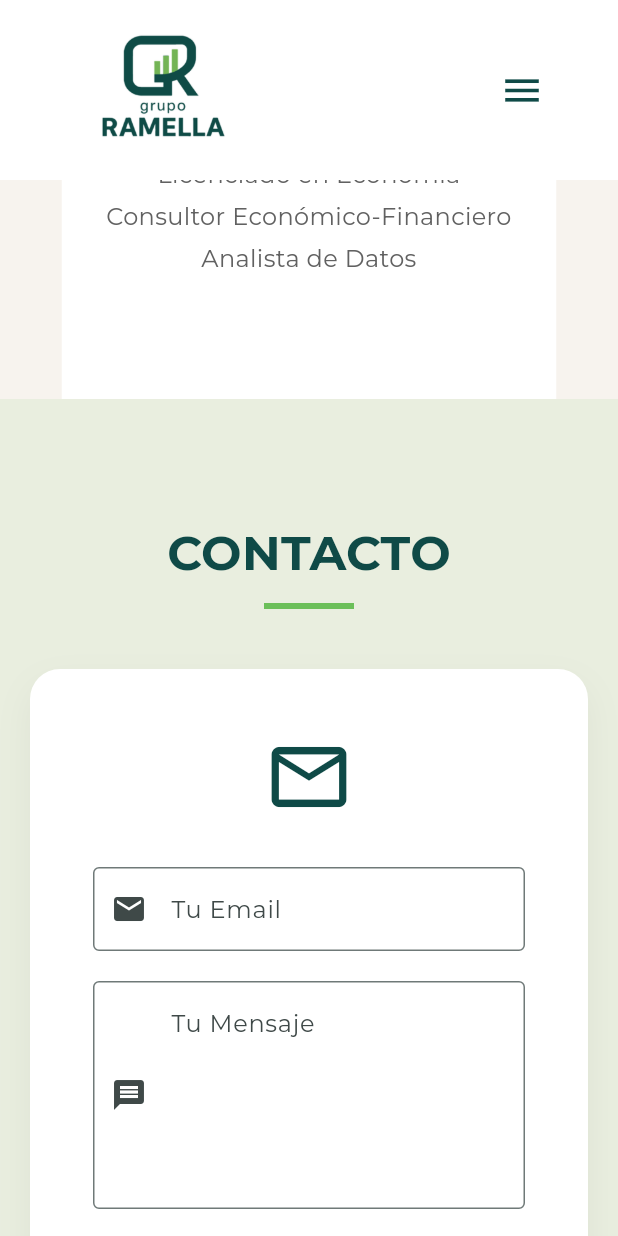
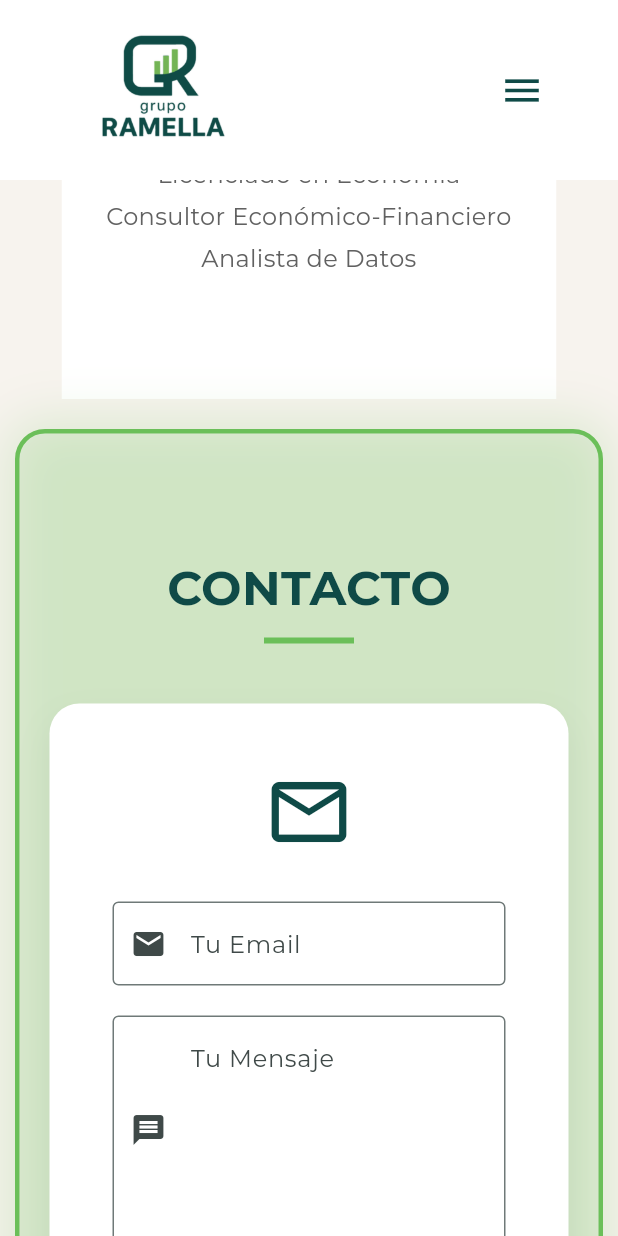
Before and after one commit to NachoRam123/grupo-ramella-landing, a Flutter app: the screen it shows after launch, scrolled down 3456 dp, on a phone screen of 412 x 824 dp. Run offline on Flutter 3.47's test engine with Material 3 defaults, Android fonts, the phone set to English and light mode, and no system bars; drawn by our look-alikes of flutter_animate; our stand-ins replace google_fonts, visibility_detector.

Commit message:
Add files via upload

```diff
--- a/lib/landing_page.dart
+++ b/lib/landing_page.dart
@@ -5,6 +5,7 @@ import 'package:grupo_ramella_landing/sections/services_section.dart';
 import 'package:grupo_ramella_landing/sections/about_section.dart';
 import 'package:grupo_ramella_landing/sections/contact_section.dart';
 import 'package:grupo_ramella_landing/widgets/nav_bar.dart';
+import 'package:visibility_detector/visibility_detector.dart';
 
 class LandingPage extends StatefulWidget {
   const LandingPage({super.key});
@@ -20,12 +21,23 @@ class _LandingPageState extends State<LandingPage> {
   final GlobalKey _aboutKey = GlobalKey();
   final GlobalKey _contactKey = GlobalKey();
 
+  // Track active section
+  String _activeSection = 'vision';
+
   void _scrollToSection(GlobalKey key) {
     Scrollable.ensureVisible(
       key.currentContext!,
       duration: const Duration(milliseconds: 500),
       curve: Curves.easeInOut,
     );
+  }
+
+  void _onSectionVisibilityChanged(String sectionId, double visibleFraction) {
+    if (visibleFraction > 0.5) {
+      if (_activeSection != sectionId) {
+        setState(() => _activeSection = sectionId);
+      }
+    }
   }
 
   @override
@@ -45,10 +57,30 @@ class _LandingPageState extends State<LandingPage> {
               controller: _scrollController,
               child: Column(
                 children: [
-                  VisionSection(key: _visionKey),
-                  ServicesSection(key: _servicesKey),
-                  AboutSection(key: _aboutKey),
-                  ContactSection(key: _contactKey),
+                  _SectionHighlighter(
+                    id: 'vision',
+                    isActive: _activeSection == 'vision',
+                    onVisibilityChanged: _onSectionVisibilityChanged,
+                    child: VisionSection(key: _visionKey),
+                  ),
+                  _SectionHighlighter(
+                    id: 'services',
+                    isActive: _activeSection == 'services',
+                    onVisibilityChanged: _onSectionVisibilityChanged,
+                    child: ServicesSection(key: _servicesKey),
+                  ),
+                  _SectionHighlighter(
+                    id: 'about',
+                    isActive: _activeSection == 'about',
+                    onVisibilityChanged: _onSectionVisibilityChanged,
+                    child: AboutSection(key: _aboutKey),
+                  ),
+                  _SectionHighlighter(
+                    id: 'contact',
+                    isActive: _activeSection == 'contact',
+                    onVisibilityChanged: _onSectionVisibilityChanged,
+                    child: ContactSection(key: _contactKey),
+                  ),
                   const SizedBox(height: 50), // Footer padding
                   Container(
                     width: double.infinity,
@@ -70,3 +102,44 @@ class _LandingPageState extends State<LandingPage> {
     );
   }
 }
+
+class _SectionHighlighter extends StatelessWidget {
+  final String id;
+  final bool isActive;
+  final Widget child;
+  final Function(String, double) onVisibilityChanged;
+
+  const _SectionHighlighter({
+    required this.id,
+    required this.isActive,
+    required this.child,
+    required this.onVisibilityChanged,
+  });
+
+  @override
+  Widget build(BuildContext context) {
+    return VisibilityDetector(
+      key: Key(id),
+      onVisibilityChanged: (info) => onVisibilityChanged(id, info.visibleFraction),
+      child: AnimatedContainer(
+        duration: const Duration(milliseconds: 400),
+        curve: Curves.easeInOut,
+        margin: isActive
+            ? const EdgeInsets.symmetric(vertical: 20, horizontal: 10)
+            : const EdgeInsets.all(0),
+        decoration: BoxDecoration(
+          boxShadow: isActive
+              ? [BoxShadow(color: AppColors.secondaryGreen.withOpacity(0.2), blurRadius: 30, spreadRadius: 5)]
+              : [],
+          border: isActive
+              ? Border.all(color: AppColors.secondaryGreen, width: 3)
+              : Border.all(color: Colors.transparent, width: 0),
+          borderRadius: BorderRadius.circular(isActive ? 20 : 0),
+        ),
+        // Clip content to border radius when active
+        clipBehavior: isActive ? Clip.antiAlias : Clip.none,
+        child: child,
+      ),
+    );
+  }
+}
--- a/pubspec.yaml
+++ b/pubspec.yaml
@@ -13,6 +13,7 @@ dependencies:
   url_launcher: ^6.2.1
   font_awesome_flutter: ^10.6.0
   flutter_animate: ^4.2.0
+  visibility_detector: ^0.4.0+2
 
 dev_dependencies:
   flutter_test:
```
